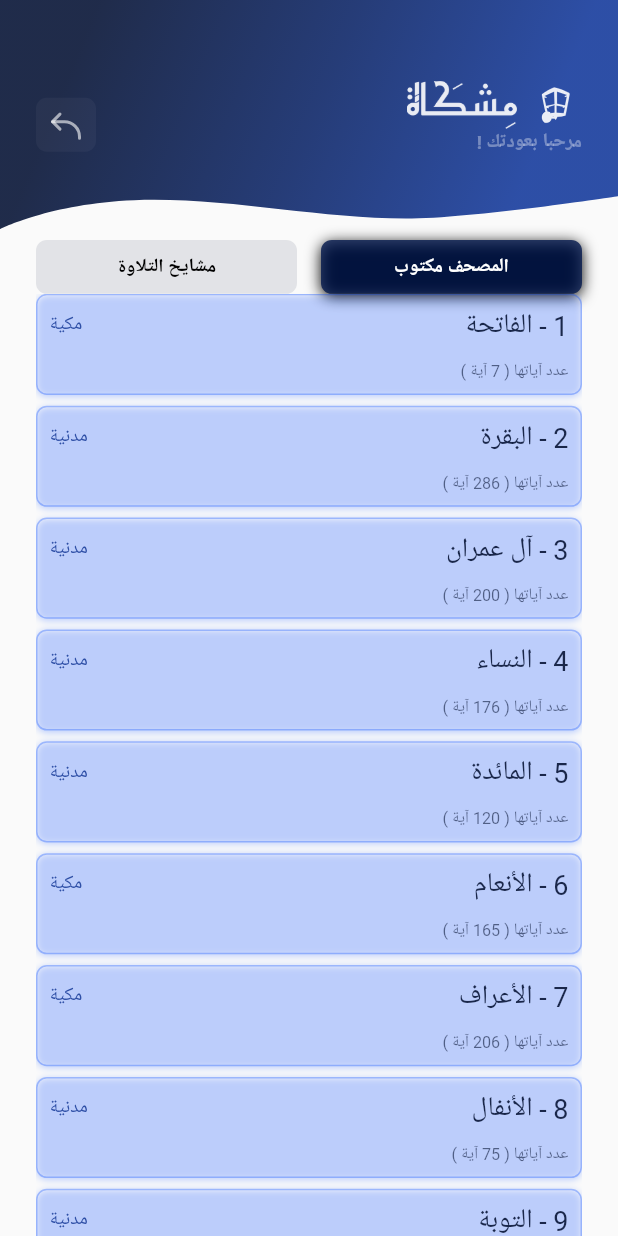
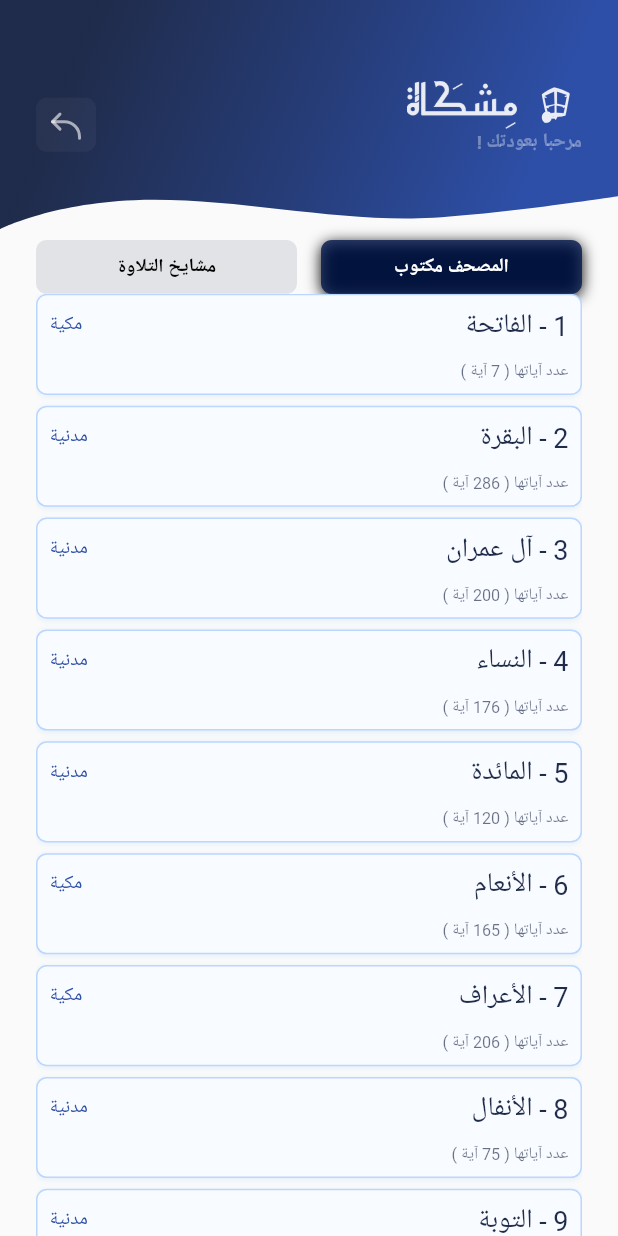
Before and after one commit to SalahFathy25/Islamic_App, a Flutter app: the QuranHomeScreen screen opened by its route, on a phone screen of 412 x 824 dp. Run offline on Flutter 3.47's test engine with Material 3 defaults, Android fonts, the light colour scheme and no system bars; our stand-ins replace audioplayers, device_preview, dio, flutter_bloc, flutter_screenutil, flutter_svg and 5 more; accounts and stored records are empty; Roboto replaces fonts that are missing (assets/fonts/Almarai-Bold.ttf, assets/fonts/Almarai-ExtraBold.ttf, assets/fonts/Almarai-Regular.ttf).

Commit message:
- change design for surah item

```diff
--- a/lib/app/core/utils/app_colors.dart
+++ b/lib/app/core/utils/app_colors.dart
@@ -4,8 +4,8 @@ import '../extensions/hex_colors.dart';
 
 abstract class AppColors {
   static final mainColor = HexColor("#081537");
-  static final lightBlueColor = HexColor("#5C89FF");
-  static final lightBlueBorderColor = HexColor("#0047FF");
+  static final lightBlueColor = HexColor("#F8FBFF");
+  static final lightBlueBorderColor = HexColor("#BBD6FF");
   static final pinkColor = HexColor("#F20091");
   static final pinkColor2 = HexColor("#FFA1A1");
   static final prayerContainer = HexColor("#FFF2FE");
@@ -16,5 +16,6 @@ abstract class AppColors {
   static const gray = Colors.grey;
   static const black = Colors.black;
   static const red = Colors.red;
+  static const blue = Colors.blue;
   static const noColor = Colors.transparent;
 }
--- a/lib/app/features/quran/presentation/widgets/surah_item.dart
+++ b/lib/app/features/quran/presentation/widgets/surah_item.dart
@@ -34,15 +34,13 @@ class SurahItem extends StatelessWidget {
         height: 75.h,
         padding: const EdgeInsets.all(8.0),
         decoration: BoxDecoration(
-          color: AppColors.lightBlueColor.withValues(alpha: 0.01),
-          border: Border.all(
-            color: AppColors.lightBlueBorderColor.withValues(alpha: 0.3),
-          ),
+          color: const Color(0xFFF8FBFF),
+          border: Border.all(color: const Color(0xFFBBD6FF)),
           borderRadius: BorderRadius.circular(8.0.r),
           boxShadow: [
             BoxShadow(
-              color: Color(0xff064BFF).withValues(alpha: 0.25),
-              blurRadius: 4.0.r,
+              color: Colors.blue.withValues(alpha: 0.1),
+              blurRadius: 3,
               offset: const Offset(0, 1),
             ),
           ],
```
